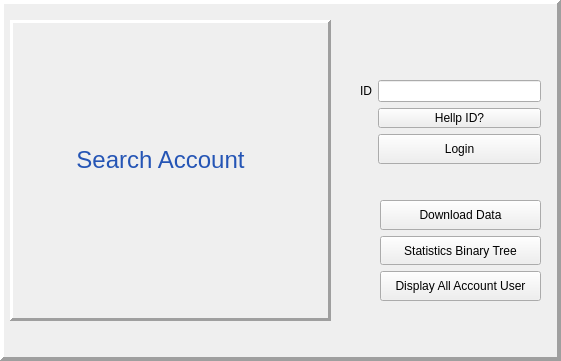
First picture: the form in MainWindow.ui, repository Falck2881/SearchAccount, before the edit.
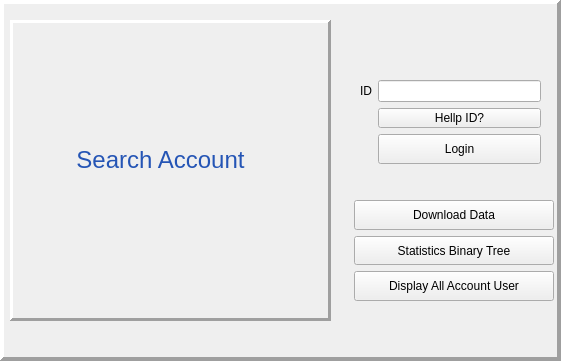
Second picture: the form after the edit. Icons and pictures are not drawn.

```diff
--- a/MainWindow.ui
+++ b/MainWindow.ui
@@ -119,7 +119,7 @@
       <x>360</x>
       <y>80</y>
       <width>181</width>
-      <height>87</height>
+      <height>89</height>
      </rect>
     </property>
     <layout class="QFormLayout" name="formLayout">
@@ -188,9 +188,9 @@
    <widget class="QWidget" name="layoutWidget">
     <property name="geometry">
      <rect>
-      <x>380</x>
+      <x>354</x>
       <y>200</y>
-      <width>161</width>
+      <width>201</width>
       <height>101</height>
      </rect>
     </property>
@@ -208,7 +208,7 @@
        </property>
        <property name="maximumSize">
         <size>
-         <width>175</width>
+         <width>200</width>
          <height>30</height>
         </size>
        </property>
@@ -233,7 +233,7 @@
        </property>
        <property name="maximumSize">
         <size>
-         <width>175</width>
+         <width>200</width>
          <height>30</height>
         </size>
        </property>
@@ -258,7 +258,7 @@
        </property>
        <property name="maximumSize">
         <size>
-         <width>16777215</width>
+         <width>200</width>
          <height>30</height>
         </size>
        </property>
```
